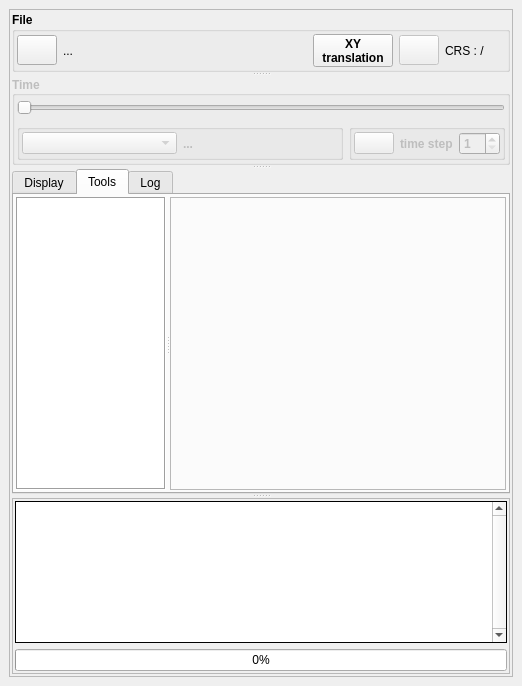
Before: the Qt Designer form PostTelemac/ui/properties.ui in nicogodet/PostTelemac, drawn with Qt 5.
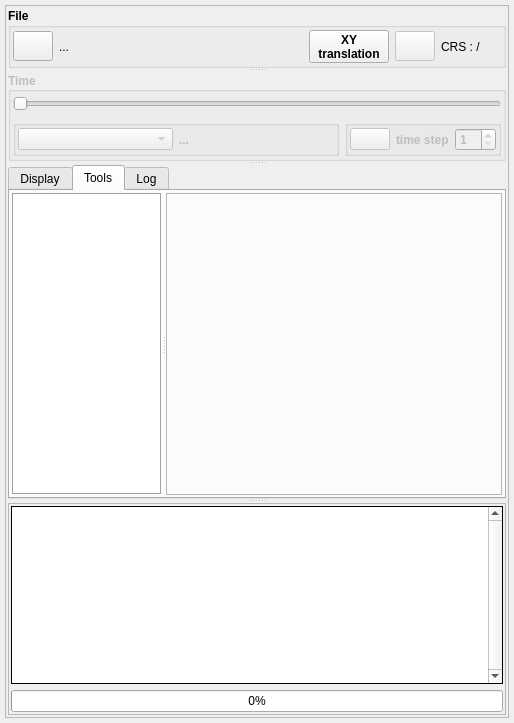
After: the same form once the commit is applied. The open tabs and pages were chosen to show the change. Icons and pictures are not drawn.

Commit message: Ui truc chiant

```diff
--- a/PostTelemac/ui/properties.ui
+++ b/PostTelemac/ui/properties.ui
@@ -7,7 +7,7 @@
     <x>0</x>
     <y>0</y>
     <width>492</width>
-    <height>686</height>
+    <height>723</height>
    </rect>
   </property>
   <property name="sizePolicy">
@@ -54,6 +54,18 @@
     </size>
    </property>
    <layout class="QVBoxLayout" name="verticalLayout_4">
+    <property name="leftMargin">
+     <number>5</number>
+    </property>
+    <property name="topMargin">
+     <number>5</number>
+    </property>
+    <property name="rightMargin">
+     <number>5</number>
+    </property>
+    <property name="bottomMargin">
+     <number>5</number>
+    </property>
     <item>
      <widget class="QScrollArea" name="scrollArea">
       <property name="sizePolicy">
@@ -73,8 +85,8 @@
         <rect>
          <x>0</x>
          <y>0</y>
-         <width>472</width>
-         <height>644</height>
+         <width>480</width>
+         <height>689</height>
         </rect>
        </property>
        <property name="sizePolicy">
@@ -1713,7 +1725,7 @@
                </property>
                <widget class="QTreeWidget" name="treeWidget_utils">
                 <property name="sizePolicy">
-                 <sizepolicy hsizetype="Fixed" vsizetype="Minimum">
+                 <sizepolicy hsizetype="Fixed" vsizetype="Expanding">
                   <horstretch>0</horstretch>
                   <verstretch>0</verstretch>
                  </sizepolicy>
@@ -1721,13 +1733,13 @@
                 <property name="minimumSize">
                  <size>
                   <width>150</width>
-                  <height>0</height>
+                  <height>200</height>
                  </size>
                 </property>
                 <property name="maximumSize">
                  <size>
                   <width>150</width>
-                  <height>550</height>
+                  <height>1000</height>
                  </size>
                 </property>
                 <property name="acceptDrops">
@@ -1792,7 +1804,7 @@
                </widget>
                <widget class="QStackedWidget" name="stackedWidget">
                 <property name="sizePolicy">
-                 <sizepolicy hsizetype="Minimum" vsizetype="Minimum">
+                 <sizepolicy hsizetype="Preferred" vsizetype="Preferred">
                   <horstretch>0</horstretch>
                   <verstretch>0</verstretch>
                  </sizepolicy>
@@ -1806,7 +1818,7 @@
                 <property name="maximumSize">
                  <size>
                   <width>16777215</width>
-                  <height>550</height>
+                  <height>1000</height>
                  </size>
                 </property>
                 <property name="frameShape">
```
The commit also changes 2 other files.
